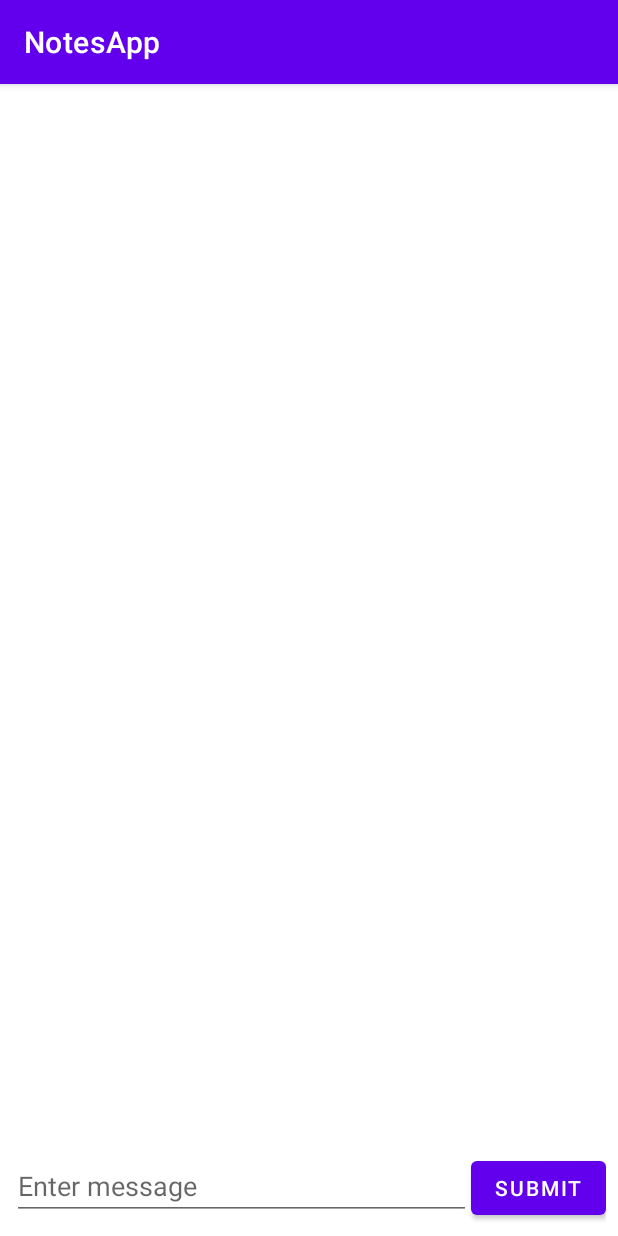
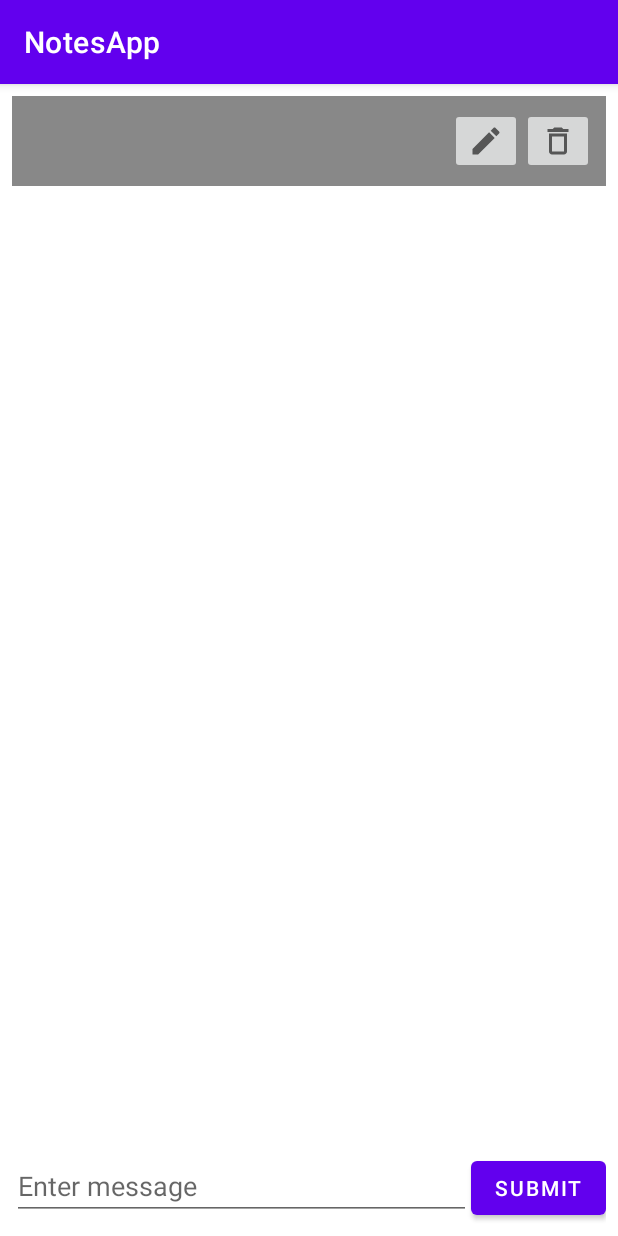
Before and after one commit to AlminPiricDojo/NotesApp, an Android app: the screen it shows after launch (MainActivity), after a tap on "SUBMIT", on a phone screen of 412 x 824 dp. Run offline under Robolectric (Android 15) with nearby library versions, the phone set to English and light mode, and no system bars.

Commit message:
Notes App Full

```diff
--- a/app/src/main/java/com/example/notesapp/adapters/NoteAdapter.kt
+++ b/app/src/main/java/com/example/notesapp/adapters/NoteAdapter.kt
@@ -1,5 +1,6 @@
 package com.example.notesapp.adapters
 
+import android.graphics.Color
 import android.view.LayoutInflater
 import android.view.View
 import android.view.ViewGroup
@@ -30,6 +31,13 @@ class NoteAdapter(
 
         holder.itemView.apply {
             tvNote.text = item.noteText
+            if(position%2==0){llNoteHolder.setBackgroundColor(Color.GRAY)}
+            ibEditNote.setOnClickListener {
+                activity.raiseDialog(item.id)
+            }
+            ibDeleteNote.setOnClickListener {
+                activity.deleteNote(item.id)
+            }
         }
     }
 
--- /dev/null
+++ b/app/src/main/res/drawable/delete_icon.xml
@@ -0,0 +1,10 @@
+<vector xmlns:android="http://schemas.android.com/apk/res/android"
+    android:width="24dp"
+    android:height="24dp"
+    android:viewportWidth="24"
+    android:viewportHeight="24"
+    android:tint="?attr/colorControlNormal">
+  <path
+      android:fillColor="@android:color/white"
+      android:pathData="M6,19c0,1.1 0.9,2 2,2h8c1.1,0 2,-0.9 2,-2L18,7L6,7v12zM8,9h8v10L8,19L8,9zM15.5,4l-1,-1h-5l-1,1L5,4v2h14L19,4z"/>
+</vector>
--- /dev/null
+++ b/app/src/main/res/drawable/edit_icon.xml
@@ -0,0 +1,10 @@
+<vector xmlns:android="http://schemas.android.com/apk/res/android"
+    android:width="24dp"
+    android:height="24dp"
+    android:viewportWidth="24"
+    android:viewportHeight="24"
+    android:tint="?attr/colorControlNormal">
+  <path
+      android:fillColor="@android:color/white"
+      android:pathData="M3,17.25V21h3.75L17.81,9.94l-3.75,-3.75L3,17.25zM20.71,7.04c0.39,-0.39 0.39,-1.02 0,-1.41l-2.34,-2.34c-0.39,-0.39 -1.02,-0.39 -1.41,0l-1.83,1.83 3.75,3.75 1.83,-1.83z"/>
+</vector>
--- a/app/src/main/res/layout/note_row.xml
+++ b/app/src/main/res/layout/note_row.xml
@@ -17,4 +17,16 @@
         android:textSize="16sp"
         android:text="TextView" />
 
+    <ImageButton
+        android:id="@+id/ibEditNote"
+        android:layout_width="wrap_content"
+        android:layout_height="wrap_content"
+        app:srcCompat="@drawable/edit_icon" />
+
+    <ImageButton
+        android:id="@+id/ibDeleteNote"
+        android:layout_width="wrap_content"
+        android:layout_height="wrap_content"
+        app:srcCompat="@drawable/delete_icon" />
+
 </LinearLayout>
```
Also changed, not shown: app/src/main/java/com/example/notesapp/MainActivity.kt (+30 -0 lines), app/src/main/java/com/example/notesapp/database/DatabaseHandler.kt (+21 -0 lines).
